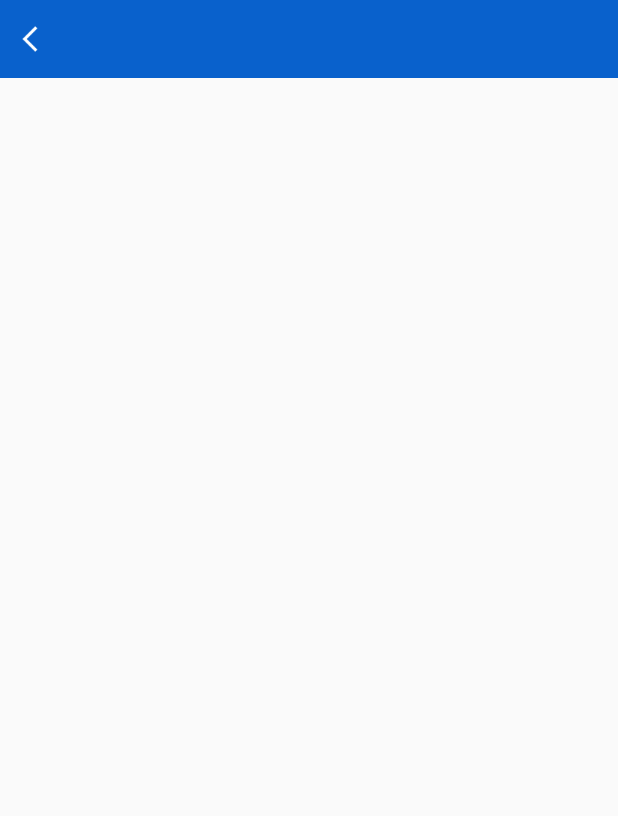
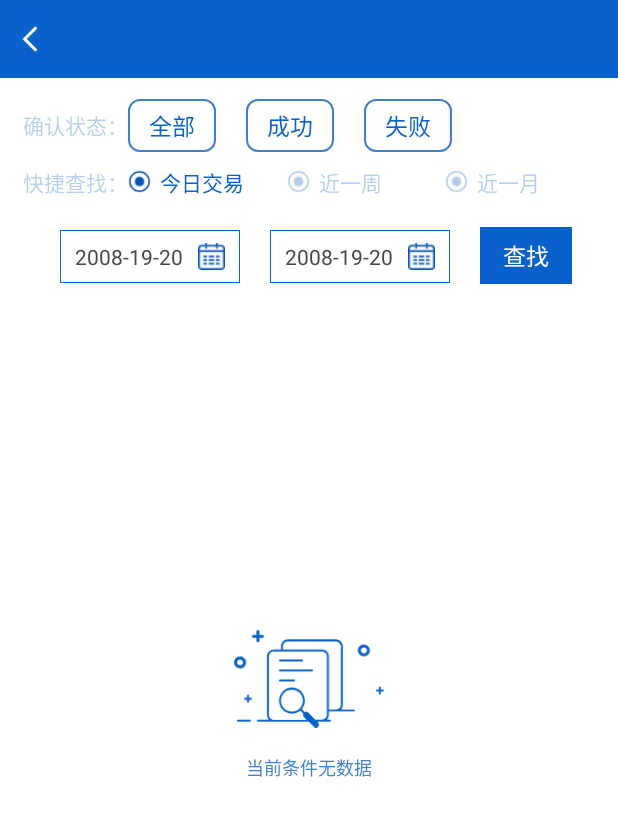
Before and after one commit to 1101811511/ScPayProject, an Android app: the OrderListFragment screen opened through its navigation route, on a phone screen of 412 x 824 dp. Shown: the top 816 px of the screen. Run offline under Robolectric (Android 15) with nearby library versions, the phone set to English and light mode, and no system bars; our stand-ins replace Room's generated code, data binding, paging; libraries missing offline, so code that uses them is left out: com.kingja.loadsir, com.youth.banner; pictures from the network do not load; 1 statement that could not run was skipped.

Commit message:
增加订单列表

```diff
--- a/app/src/main/java/com/sc/pay/project/ui/fragment/MainFragment.kt
+++ b/app/src/main/java/com/sc/pay/project/ui/fragment/MainFragment.kt
@@ -36,7 +36,7 @@ class MainFragment :
                 position: Int,
                 size: Int
             ) {
-                Glide.with(context!!).load(data).into(holder!!.imageView)
+                Glide.with(requireContext()).load(data).into(holder!!.imageView)
             }
 
         })
@@ -62,13 +62,10 @@ class MainFragment :
 
     private val checkMoney =
         registerForActivityResult(ActivityResultContracts.StartActivityForResult()) { result ->
-            if (result.data?.extras != null) {
+            result.data?.let {
                 if ("00" != result!!.data!!.getStringExtra("resp_code")) {
                     result.data!!.getStringExtra("resp_msg")?.showMsg()
                 }
-            } else {
-                naback()
             }
-
         }
 }
--- /dev/null
+++ b/app/src/main/res/color/type_text_selector.xml
@@ -0,0 +1,7 @@
+<?xml version="1.0" encoding="utf-8"?>
+<selector xmlns:android="http://schemas.android.com/apk/res/android">
+
+    <item android:state_checked="false" android:color="@color/bg_bull_2"/>
+    <item android:state_checked="true" android:color="@color/white" />
+
+</selector>
--- /dev/null
+++ b/app/src/main/res/drawable/date_border.xml
@@ -0,0 +1,6 @@
+<?xml version="1.0" encoding="utf-8"?>
+<shape xmlns:android="http://schemas.android.com/apk/res/android">
+    <stroke
+        android:width="0.6dp"
+        android:color="@color/bg_bull_2" />
+</shape>
--- /dev/null
+++ b/app/src/main/res/drawable/tit_solide_7.xml
@@ -0,0 +1,6 @@
+<?xml version="1.0" encoding="utf-8"?>
+<shape xmlns:android="http://schemas.android.com/apk/res/android">
+<solid
+    android:color="@color/bull_bg"/>
+    <corners android:radius="7dp"/>
+</shape>
--- /dev/null
+++ b/app/src/main/res/drawable/tit_storke_7.xml
@@ -0,0 +1,7 @@
+<?xml version="1.0" encoding="utf-8"?>
+<shape xmlns:android="http://schemas.android.com/apk/res/android">
+<stroke
+    android:width="1dp"
+    android:color="@color/bull_bg_a2"/>
+    <corners android:radius="7dp"/>
+</shape>
--- /dev/null
+++ b/app/src/main/res/drawable/type_selector.xml
@@ -0,0 +1,6 @@
+<?xml version="1.0" encoding="utf-8"?>
+<selector xmlns:android="http://schemas.android.com/apk/res/android">
+    <item android:drawable="@drawable/tit_storke_7" android:state_checked="false" />
+   <item android:drawable="@drawable/tit_solide_7" android:state_checked="true" />
+
+</selector>
--- /dev/null
+++ b/app/src/main/res/layout/date_layout.xml
@@ -0,0 +1,188 @@
+<?xml version="1.0" encoding="utf-8"?>
+<LinearLayout xmlns:android="http://schemas.android.com/apk/res/android"
+    android:orientation="vertical"
+    android:layout_width="match_parent"
+    android:layout_height="wrap_content">
+    <LinearLayout
+        android:layout_marginLeft="15dp"
+        android:orientation="horizontal"
+        android:layout_width="match_parent"
+        android:layout_height="wrap_content">
+        <TextView
+            android:text="快捷查找："
+            android:alpha="0.3"
+            android:textColor="@color/bg_bull_2"
+            android:textSize="14sp"
+            android:gravity="center_vertical"
+            android:layout_width="wrap_content"
+            android:layout_height="match_parent" />
+        <LinearLayout
+            android:layout_width="match_parent"
+            android:layout_height="wrap_content"
+            android:orientation="horizontal"
+            android:paddingRight="10dp">
+
+            <LinearLayout
+                android:id="@+id/today_layout"
+                android:layout_width="match_parent"
+                android:layout_height="40dp"
+                android:layout_weight="1"
+                android:orientation="horizontal">
+
+                <ImageView
+                    android:id="@+id/today_img"
+                    android:layout_width="15dp"
+                    android:layout_height="15dp"
+                    android:layout_gravity="center_vertical"
+                    android:src="@mipmap/check_btn" />
+
+                <TextView
+                    android:id="@+id/today_text"
+                    android:layout_width="wrap_content"
+                    android:layout_height="wrap_content"
+                    android:layout_gravity="center_vertical"
+                    android:layout_marginLeft="6dp"
+                    android:text="今日交易"
+                    android:textColor="@color/bg_bull_2"
+                    android:textSize="14sp" />
+            </LinearLayout>
+
+            <LinearLayout
+                android:id="@+id/week_layout"
+                android:layout_width="match_parent"
+                android:layout_height="40dp"
+                android:layout_weight="1"
+                android:alpha="0.3"
+                android:orientation="horizontal">
+
+                <ImageView
+                    android:id="@+id/week_img"
+                    android:layout_width="15dp"
+                    android:layout_height="15dp"
+                    android:layout_gravity="center_vertical"
+                    android:src="@mipmap/check_btn" />
+
+                <TextView
+                    android:id="@+id/week_text"
+                    android:layout_width="wrap_content"
+                    android:layout_height="wrap_content"
+                    android:layout_gravity="center_vertical"
+                    android:layout_marginLeft="6dp"
+                    android:text="近一周"
+                    android:textColor="@color/bg_bull_2"
+                    android:textSize="14sp" />
+            </LinearLayout>
+
+            <LinearLayout
+                android:id="@+id/mouth_layout"
+                android:layout_width="match_parent"
+                android:layout_height="40dp"
+                android:layout_weight="1"
+                android:alpha="0.3"
+                android:orientation="horizontal">
+
+                <ImageView
+                    android:id="@+id/mouth_img"
+                    android:layout_width="15dp"
+                    android:layout_height="15dp"
+                    android:layout_gravity="center_vertical"
+                    android:src="@mipmap/check_btn" />
+
+                <TextView
+                    android:id="@+id/mouth_text"
+                    android:layout_width="wrap_content"
+                    android:layout_height="wrap_content"
+                    android:layout_gravity="center_vertical"
+                    android:layout_marginLeft="6dp"
+                    android:text="近一月"
+                    android:textColor="@color/bg_bull_2"
+                    android:textSize="14sp" />
+            </LinearLayout>
+        </LinearLayout>
+    </LinearLayout>
+    <LinearLayout
+
+        android:layout_marginTop="10dp"
+        android:orientation="vertical"
+        android:layout_width="match_parent"
+        android:layout_height="wrap_content">
+        <LinearLayout
+            android:layout_gravity="center_horizontal"
+            android:layout_width="wrap_content"
+            android:layout_height="wrap_content"
+            android:layout_marginBottom="10dp"
+            android:orientation="horizontal">
+
+            <RelativeLayout
+                android:layout_width="120dp"
+                android:layout_height="wrap_content"
+                android:layout_marginLeft="10dp"
+                android:layout_marginRight="10dp"
+                android:background="@drawable/date_border"
+                android:id="@+id/start_date_layout">
+
+                <TextView
+                    android:id="@+id/start_date"
+                    android:layout_width="match_parent"
+                    android:layout_height="35dp"
+                    android:layout_marginLeft="10dp"
+                    android:gravity="center_vertical"
+                    android:text="2008-19-20"
+                    android:textColor="@color/C464646"
+                    android:textSize="14sp"
+                    android:textStyle="normal" />
+
+                <ImageView
+                    android:layout_width="18dp"
+                    android:layout_height="18dp"
+                    android:layout_alignParentRight="true"
+                    android:layout_centerVertical="true"
+                    android:layout_marginRight="10dp"
+                    android:src="@mipmap/date_new" />
+            </RelativeLayout>
+
+            <RelativeLayout
+                android:layout_width="120dp"
+                android:layout_height="wrap_content"
+                android:layout_marginLeft="10dp"
+                android:layout_marginRight="10dp"
+                android:background="@drawable/date_border"
+                android:id="@+id/end_date_layout">
+
+                <TextView
+                    android:layout_width="match_parent"
+                    android:layout_height="35dp"
+                    android:layout_marginLeft="10dp"
+                    android:gravity="center_vertical"
+                    android:text="2008-19-20"
+                    android:textColor="@color/C464646"
+                    android:textSize="14sp"
+                    android:textStyle="normal"
+                    android:id="@+id/end_date" />
+
+                <ImageView
+                    android:layout_width="18dp"
+                    android:layout_height="18dp"
+                    android:layout_alignParentRight="true"
+                    android:layout_centerVertical="true"
+                    android:layout_marginRight="10dp"
+                    android:src="@mipmap/date_new" />
+
+            </RelativeLayout>
+
+            <TextView
+                android:layout_width="wrap_content"
+                android:layout_height="wrap_content"
+                android:layout_marginLeft="10dp"
+                android:background="@color/bg_bull_2"
+                android:paddingBottom="7dp"
+                android:paddingLeft="15dp"
+                android:paddingRight="15dp"
+                android:paddingTop="7dp"
+                android:textSize="15sp"
+                android:text="查找"
+                android:textColor="@color/white"
+                android:id="@+id/query_btn" />
+        </LinearLayout>
+    </LinearLayout>
+</LinearLayout>
--- a/app/src/main/res/layout/fragment_order_list.xml
+++ b/app/src/main/res/layout/fragment_order_list.xml
@@ -6,11 +6,127 @@
     </data>
 
     <LinearLayout
-        android:orientation="vertical"
-        android:layout_width="match_parent"
-        android:layout_height="match_parent">
+        android:id="@+id/draw_layout"
+        android:layout_width="fill_parent"
+        android:layout_height="fill_parent"
+        android:background="@color/white"
+        android:orientation="vertical">
+
+
         <include
             android:id="@+id/tab_title"
             layout="@layout/layout_title" />
+
+        <LinearLayout
+            android:layout_width="match_parent"
+            android:layout_height="wrap_content"
+            android:layout_marginLeft="15dp"
+            android:layout_marginTop="@dimen/sml_text_size"
+            android:orientation="horizontal">
+
+            <TextView
+                android:layout_width="wrap_content"
+                android:layout_height="match_parent"
+                android:alpha="0.3"
+                android:gravity="center_vertical"
+                android:text="确认状态："
+                android:textColor="@color/bg_bull_2"
+                android:textSize="14sp" />
+
+            <RadioGroup
+                android:id="@+id/mGroup"
+                android:layout_width="match_parent"
+                android:layout_height="wrap_content"
+                android:orientation="horizontal">
+
+                <RadioButton
+                    android:id="@+id/type1"
+                    android:layout_width="wrap_content"
+                    android:layout_height="wrap_content"
+                    android:background="@drawable/type_selector"
+                    android:button="@null"
+                    android:paddingLeft="@dimen/sml_text_size"
+                    android:paddingTop="6dp"
+                    android:paddingRight="@dimen/sml_text_size"
+                    android:paddingBottom="6dp"
+                    android:text="全部"
+                    android:textColor="@color/type_text_selector"
+                    android:textSize="@dimen/def_sml_text_size" />
+
+                <RadioButton
+                    android:id="@+id/type2"
+                    android:layout_width="wrap_content"
+                    android:layout_height="wrap_content"
+                    android:layout_marginLeft="@dimen/d20p"
+                    android:background="@drawable/type_selector"
+                    android:button="@null"
+                    android:paddingLeft="@dimen/sml_text_size"
+                    android:paddingTop="6dp"
+                    android:paddingRight="@dimen/sml_text_size"
+                    android:paddingBottom="6dp"
+                    android:text="成功"
+                    android:textColor="@color/type_text_selector"
+                    android:textSize="@dimen/def_sml_text_size" />
+
+                <RadioButton
+                    android:id="@+id/type3"
+                    android:layout_width="wrap_content"
+                    android:layout_height="wrap_content"
+                    android:layout_marginLeft="@dimen/d20p"
+                    android:background="@drawable/type_selector"
+                    android:button="@null"
+                    android:paddingLeft="@dimen/sml_text_size"
+                    android:paddingTop="6dp"
+                    android:paddingRight="@dimen/sml_text_size"
+                    android:paddingBottom="6dp"
+                    android:text="失败"
+                    android:textColor="@color/type_text_selector"
+                    android:textSize="@dimen/def_sml_text_size" />
+
+            </RadioGroup>
+        </LinearLayout>
+
+        <include layout="@layout/date_layout" />
+
+
+        <LinearLayout
+            android:layout_width="fill_parent"
+            android:layout_height="fill_parent"
+            android:background="@color/white"
+            android:orientation="vertical">
+
+
+            <RelativeLayout
+                android:layout_width="fill_parent"
+                android:layout_height="fill_parent"
+                android:background="@color/white">
+
+<!--                <include layout="@layout/layout_jycx_list" />-->
+
+                <LinearLayout
+                    android:id="@+id/nodata_layout"
+                    android:layout_width="match_parent"
+                    android:layout_height="wrap_content"
+                    android:layout_centerInParent="true"
+                    android:orientation="vertical">
+
+                    <ImageView
+                        android:layout_gravity="center_horizontal"
+                        android:layout_width="100dp"
+                        android:layout_height="100dp"
+                        android:src="@mipmap/nodata" />
+
+                    <TextView
+                        android:layout_marginBottom="100dp"
+                        android:layout_width="match_parent"
+                        android:layout_height="wrap_content"
+                        android:text="当前条件无数据"
+                        android:textSize="12sp"
+                        android:gravity="center"
+                        android:textColor="@color/bull_bg_a2" />
+
+                </LinearLayout>
+            </RelativeLayout>
+        </LinearLayout>
     </LinearLayout>
 </layout>
--- a/app/src/main/res/values/colors.xml
+++ b/app/src/main/res/values/colors.xml
@@ -13,6 +13,9 @@
     <color name="bg_bull_2">#ff0961cc</color>
     <color name="text_dark1">#333333</color>
     <color name="fenge_1">#ffe5e5e5</color>
+    <color name="bull_bg">#ff0961cb</color>
+    <color name="bull_bg_a2">#ea3075c7</color>
+    <color name="C464646">#464646</color>
 
 
 </resources>
```
Also changed, not shown: app/src/main/res/mipmap-hdpi/nodata.png (added), app/src/main/res/mipmap-xhdpi/check_btn.png (added), app/src/main/res/mipmap-xhdpi/date_new.png (added).
